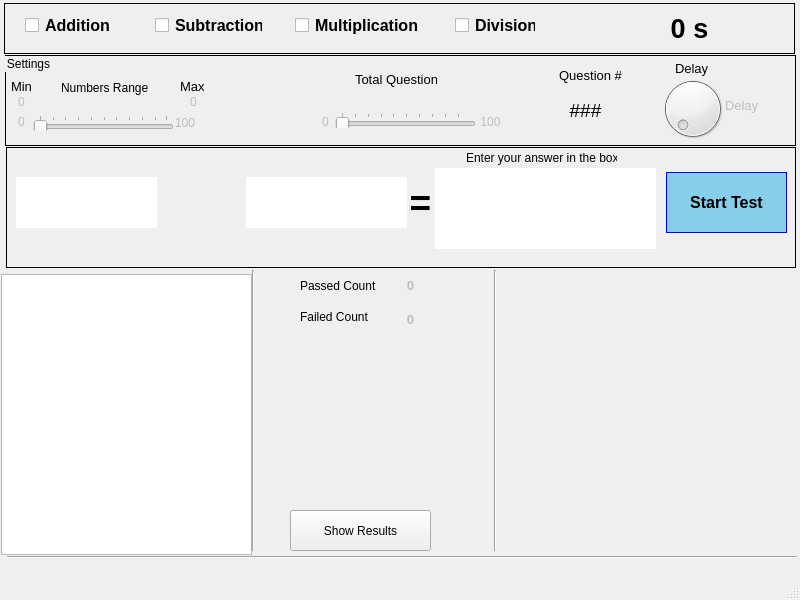
Old version of the form Adalan.ui in the repository prabhu-kalaimani/Adalan.
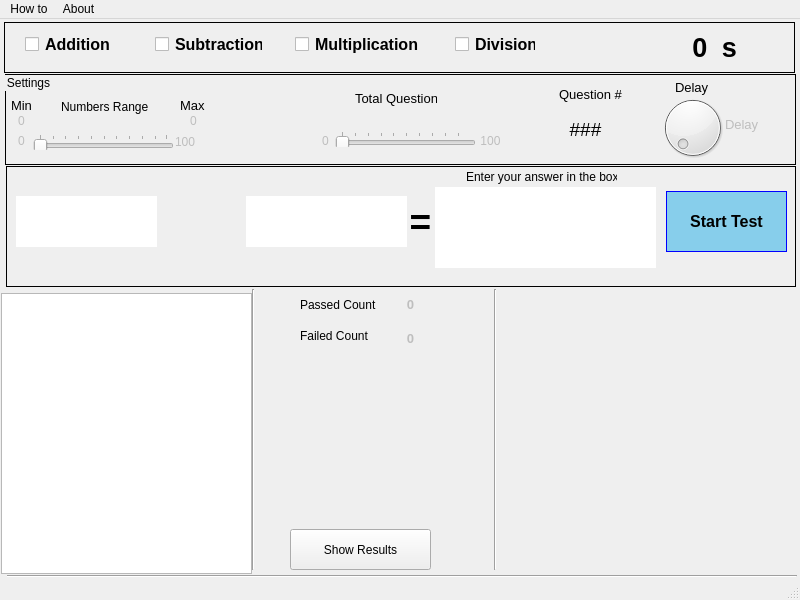
New version of the form.

```diff
--- a/Adalan.ui
+++ b/Adalan.ui
@@ -225,9 +225,9 @@
     <widget class="QLabel" name="lbl_timer">
      <property name="geometry">
       <rect>
-       <x>630</x>
+       <x>620</x>
        <y>10</y>
-       <width>111</width>
+       <width>91</width>
        <height>31</height>
       </rect>
      </property>
@@ -241,7 +241,32 @@
       <string notr="true">border:0px</string>
      </property>
      <property name="text">
-      <string>0 s</string>
+      <string>0 </string>
+     </property>
+     <property name="alignment">
+      <set>Qt::AlignRight|Qt::AlignTrailing|Qt::AlignVCenter</set>
+     </property>
+    </widget>
+    <widget class="QLabel" name="lbl_timer_2">
+     <property name="geometry">
+      <rect>
+       <x>710</x>
+       <y>10</y>
+       <width>31</width>
+       <height>31</height>
+      </rect>
+     </property>
+     <property name="font">
+      <font>
+       <pointsize>20</pointsize>
+       <bold>true</bold>
+      </font>
+     </property>
+     <property name="styleSheet">
+      <string notr="true">border:0px</string>
+     </property>
+     <property name="text">
+      <string>s</string>
      </property>
      <property name="alignment">
       <set>Qt::AlignCenter</set>
@@ -1058,6 +1083,21 @@
      <height>22</height>
     </rect>
    </property>
+   <widget class="QMenu" name="menuHow_to">
+    <property name="title">
+     <string>How to</string>
+    </property>
+    <addaction name="menu_howto"/>
+   </widget>
+   <widget class="QMenu" name="menuAbout">
+    <property name="title">
+     <string>About</string>
+    </property>
+    <addaction name="menu_about"/>
+    <addaction name="menu_req"/>
+   </widget>
+   <addaction name="menuHow_to"/>
+   <addaction name="menuAbout"/>
   </widget>
   <widget class="QStatusBar" name="statusbar"/>
  </widget>
```
Left out of the diff: 15 changed lines with no effect on the pictures.
